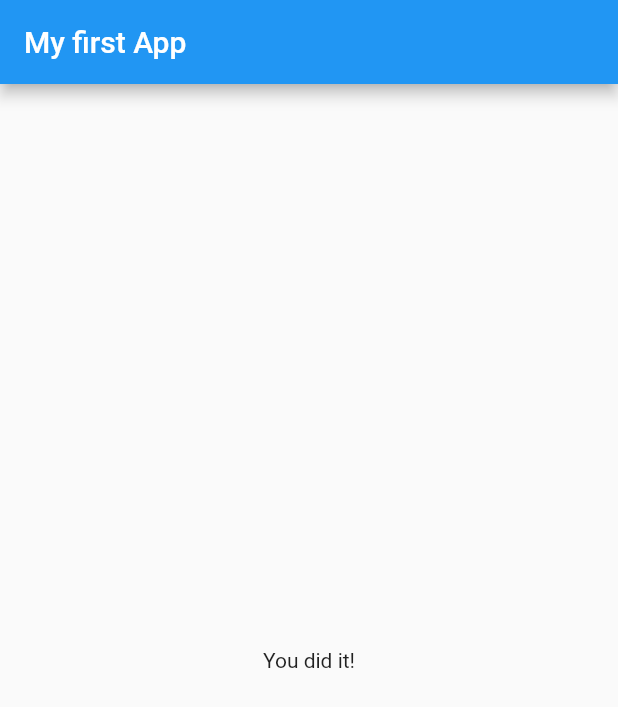
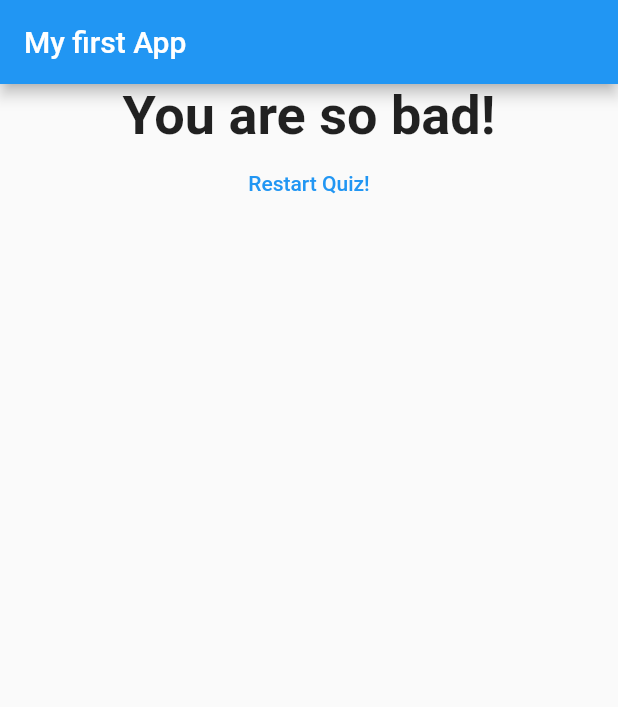
Before and after one commit to XiekangZhang/try_flutter, a Flutter app: the screen it shows after launch, after a tap on "Black", after a tap on "Snake", after a tap on "Max", on a phone screen of 412 x 824 dp. Shown: the top 707 px of the screen. Run offline on Flutter 3.47's test engine with Material 2 defaults, Android fonts, the phone set to English and light mode, and no system bars.

Commit message:
finish tutorial

```diff
--- a/lib/main.dart
+++ b/lib/main.dart
@@ -12,29 +12,52 @@ class MyApp extends StatefulWidget {
 
 class _MyAppState extends State<MyApp> {
   int _questionIndex = 0;
-
+  int _totalScore = 0;
   static const _mapQuestions = [
     {
       "questionText": "What's is your favorite color?",
-      "answers": ["Black", "Red", "Green", "White"],
+      "answers": [
+        {"text": "Black", "score": 10},
+        {"text": "Red", "score": 5},
+        {"text": "Green", "score": 3},
+        {"text": "White", "score": 1},
+      ],
     },
     {
       "questionText": "What's is your favorite animals?",
-      "answers": ["Rabbit", "Snake", "Elephant", "Lion"],
+      "answers": [
+        {"text": "Rabbit", "score": 3},
+        {"text": "Snake", "score": 11},
+        {"text": "Elephant", "score": 5},
+        {"text": "Lion", "score": 9},
+      ],
     },
     {
       "questionText": "What's is your favorite instructor?",
-      "answers": ["Max", "Max", "Max", "Max"],
+      "answers": [
+        {"text": "Max", "score": 1},
+        {"text": "Max", "score": 1},
+        {"text": "Max", "score": 1},
+        {"text": "Max", "score": 1},
+      ],
     },
   ];
 
-  void _answerQuestion() {
+  void _answerQuestion(int score) {
+    _totalScore += score;
     setState(() {
       _questionIndex += 1;
     });
     /*_questionIndex =
         (_questionIndex >= mapQuestions.length) ? 0 : _questionIndex;*/
-    //print(_questionIndex);
+    print(_totalScore);
+  }
+
+  void _resetQuiz() {
+    setState(() {
+      _questionIndex = 0;
+      _totalScore = 0;
+    });
   }
 
   @override
@@ -56,7 +79,7 @@ class _MyAppState extends State<MyApp> {
                 questions: _mapQuestions,
                 questionIndex: _questionIndex,
               )
-            : Result(), // generated type
+            : Result(_totalScore, _resetQuiz), // generated type
       ), // Scaffold basic site design
     );
   }
--- a/lib/quiz.dart
+++ b/lib/quiz.dart
@@ -18,9 +18,11 @@ class Quiz extends StatelessWidget {
       children: <Widget>[
         Question(this.questions[this.questionIndex]["questionText"]),
         // add values to a list
-        ...(this.questions[this.questionIndex]["answers"] as List<String>)
+        ...(this.questions[this.questionIndex]["answers"]
+                as List<Map<String, Object>>)
             .map((answer) {
-          return Answer(this.answerQuestion, answer);
+          return Answer(
+              () => this.answerQuestion(answer["score"]), answer["text"]);
         }).toList(),
         // a list has map function, but map gives a iterable back not a list, spread operator: ... put all element out of a list
       ],
--- a/lib/result.dart
+++ b/lib/result.dart
@@ -1,11 +1,43 @@
 import 'package:flutter/material.dart';
 
 class Result extends StatelessWidget {
+  final int totalScore;
+  final Function resetHandler;
+
+  Result(this.totalScore, this.resetHandler);
+
+  String get resultPhrase {
+    String resultText;
+    if (this.totalScore <= 8) {
+      resultText = "You are awesome and innocent!";
+    } else if (this.totalScore <= 12) {
+      resultText = "Pretty likeable!";
+    } else if (this.totalScore <= 16) {
+      resultText = "You are ... strange?!";
+    } else {
+      resultText = "You are so bad!";
+    }
+    return resultText;
+  }
+
   @override
   Widget build(BuildContext context) {
     // TODO: implement build
     return Center(
-      child: Text("You did it!"),
+      child: Column(
+        children: <Widget>[
+          Text(
+            resultPhrase,
+            style: TextStyle(fontSize: 36, fontWeight: FontWeight.bold),
+            textAlign: TextAlign.center,
+          ),
+          FlatButton(
+            child: Text("Restart Quiz!"),
+            onPressed: this.resetHandler,
+            textColor: Colors.blue,
+          ),
+        ],
+      ),
     );
   }
 }
```
Also changed, not shown: 1 other file.
